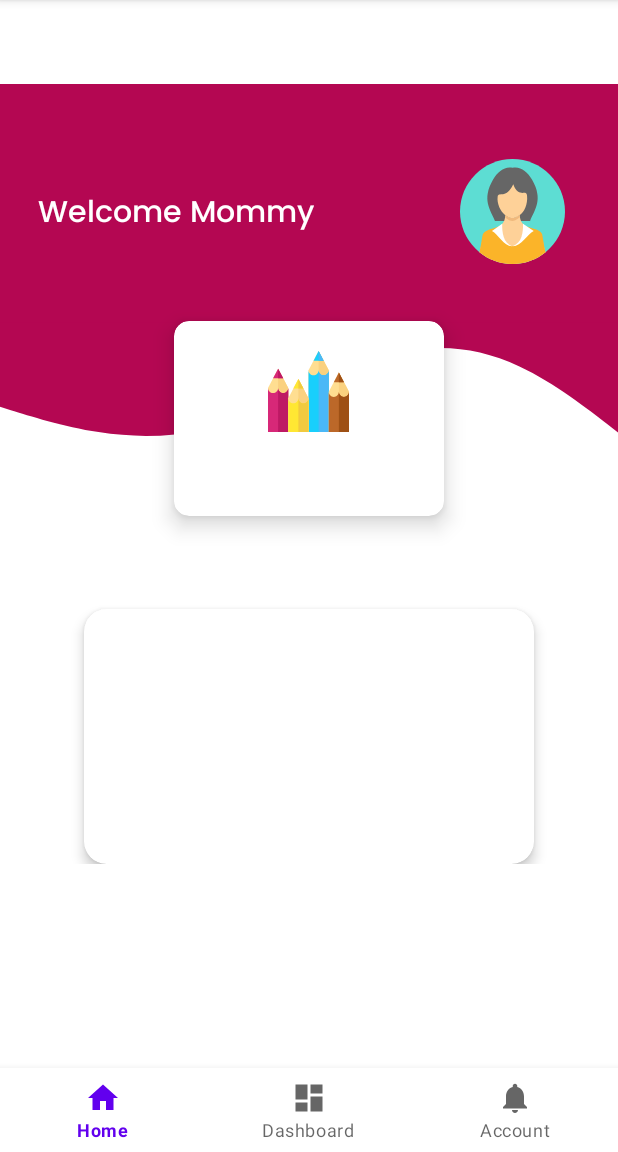
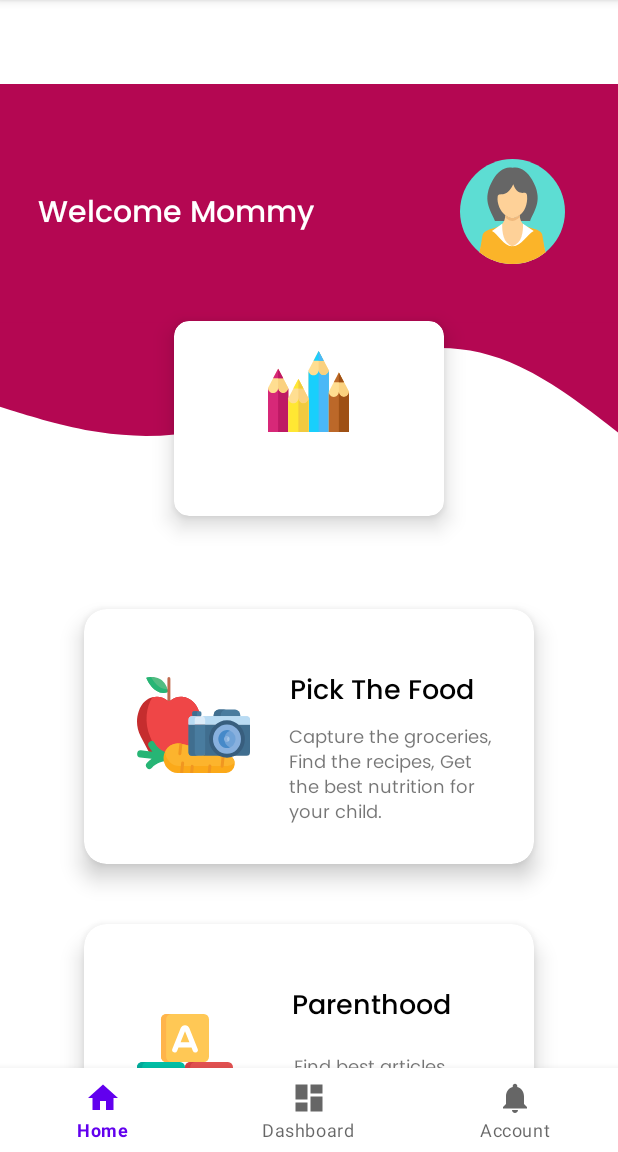
Before and after one commit to mellagu/Hacigo, an Android app: the screen it shows after launch (MainActivity), on a phone screen of 412 x 824 dp, the part 84-1236 px from its top. Run offline under Robolectric (Android 15) with nearby library versions, the phone set to English and light mode, and no system bars; our stand-ins replace navigation-ui; 4 statements that could not run were skipped.

Commit message:
Progress UI

```diff
--- a/app/src/main/AndroidManifest.xml
+++ b/app/src/main/AndroidManifest.xml
@@ -9,6 +9,9 @@
         android:roundIcon="@mipmap/ic_launcher_round"
         android:supportsRtl="true"
         android:theme="@style/Theme.Hacigo_MobileApp">
+        <activity android:name=".ui._parenthood.ParenthoodActivity"></activity>
+        <activity android:name=".ui._kiddojournal.KiddoJournalActivity" />
+        <activity android:name=".ui._fooddetect.FoodDetectActivity" />
         <activity
             android:name=".MainActivity"
             android:label="@string/app_name">
--- /dev/null
+++ b/app/src/main/java/com/mellagusty/hacigo_mobileapp/ui/_fooddetect/FoodDetectActivity.kt
@@ -0,0 +1,12 @@
+package com.mellagusty.hacigo_mobileapp.ui._fooddetect
+
+import androidx.appcompat.app.AppCompatActivity
+import android.os.Bundle
+import com.mellagusty.hacigo_mobileapp.R
+
+class FoodDetectActivity : AppCompatActivity() {
+    override fun onCreate(savedInstanceState: Bundle?) {
+        super.onCreate(savedInstanceState)
+        setContentView(R.layout.activity_food_detect)
+    }
+}
--- /dev/null
+++ b/app/src/main/java/com/mellagusty/hacigo_mobileapp/ui/_kiddojournal/KiddoJournalActivity.kt
@@ -0,0 +1,12 @@
+package com.mellagusty.hacigo_mobileapp.ui._kiddojournal
+
+import androidx.appcompat.app.AppCompatActivity
+import android.os.Bundle
+import com.mellagusty.hacigo_mobileapp.R
+
+class KiddoJournalActivity : AppCompatActivity() {
+    override fun onCreate(savedInstanceState: Bundle?) {
+        super.onCreate(savedInstanceState)
+        setContentView(R.layout.activity_kiddo_journal)
+    }
+}
--- /dev/null
+++ b/app/src/main/java/com/mellagusty/hacigo_mobileapp/ui/_parenthood/ParenthoodActivity.kt
@@ -0,0 +1,12 @@
+package com.mellagusty.hacigo_mobileapp.ui._parenthood
+
+import androidx.appcompat.app.AppCompatActivity
+import android.os.Bundle
+import com.mellagusty.hacigo_mobileapp.R
+
+class ParenthoodActivity : AppCompatActivity() {
+    override fun onCreate(savedInstanceState: Bundle?) {
+        super.onCreate(savedInstanceState)
+        setContentView(R.layout.activity_parenthood)
+    }
+}
--- /dev/null
+++ b/app/src/main/res/drawable/ic_blocks.xml
@@ -0,0 +1,12 @@
+<vector android:height="64dp" android:viewportHeight="448"
+    android:viewportWidth="448" android:width="64dp" xmlns:android="http://schemas.android.com/apk/res/android">
+    <path android:fillColor="#ffc855" android:pathData="M312,224H136a24,24 0,0 1,-24 -24V24A24,24 0,0 1,136 0H312a24,24 0,0 1,24 24V200A24,24 0,0 1,312 224Z"/>
+    <path android:fillColor="#00bea5" android:pathData="M200,448H24A24,24 0,0 1,0 424V248a24,24 0,0 1,24 -24H200a24,24 0,0 1,24 24V424A24,24 0,0 1,200 448Z"/>
+    <path android:fillColor="#e15050" android:pathData="M424,448H248a24,24 0,0 1,-24 -24V248a24,24 0,0 1,24 -24H424a24,24 0,0 1,24 24V424A24,24 0,0 1,424 448Z"/>
+    <path android:fillColor="#fff" android:pathData="M283.14,163.55 L243.91,65.48a21.44,21.44 0,0 0,-39.82 0l-39.23,98.07a12,12 0,0 0,22.28 8.9L193.72,156h60.56l6.58,16.45A12,12 0,0 0,272 180a11.85,11.85 0,0 0,4.45 -0.86A12,12 0,0 0,283.14 163.55ZM203.32,132 L224,80.31 244.68,132Z"/>
+    <path android:fillColor="#fff" android:pathData="M150.76,322.42A35.62,35.62 0,0 0,156 304a36,36 0,0 0,-36 -36L80,268a12,12 0,0 0,-12 12L68,392a12,12 0,0 0,12 12h48a44,44 0,0 0,22.76 -81.58ZM92,292h28a12,12 0,0 1,0 24L92,316ZM128,380L92,380L92,340h36a20,20 0,0 1,0 40Z"/>
+    <path android:fillColor="#fff" android:pathData="M344,404a71.63,71.63 0,0 1,-13.76 -1.36,68 68,0 1,1 48.12,-125.33A19.83,19.83 0,0 1,388 294.43V304a12,12 0,0 1,-24 0v-7.2a44,44 0,1 0,5.13 75.32,12 12,0 0,1 13.74,19.69A67.6,67.6 0,0 1,344 404Z"/>
+    <path android:fillColor="#d24146" android:pathData="M248,424V248a24,24 0,0 1,24 -24H248a24,24 0,0 0,-24 24V424a24,24 0,0 0,24 24h24A24,24 0,0 1,248 424Z"/>
+    <path android:fillColor="#00aa9a" android:pathData="M24,424V248a24,24 0,0 1,24 -24H24A24,24 0,0 0,0 248V424a24,24 0,0 0,24 24H48A24,24 0,0 1,24 424Z"/>
+    <path android:fillColor="#ffb44b" android:pathData="M136,200V24A24,24 0,0 1,160 0H136a24,24 0,0 0,-24 24V200a24,24 0,0 0,24 24h24A24,24 0,0 1,136 200Z"/>
+</vector>
--- a/app/src/main/res/drawable/ic_detect_food.xml
+++ b/app/src/main/res/drawable/ic_detect_food.xml
@@ -1,6 +1,6 @@
 <vector xmlns:android="http://schemas.android.com/apk/res/android"
-    android:width="663.5dp"
-    android:height="538.95dp"
+    android:width="75dp"
+    android:height="64dp"
     android:viewportWidth="663.5"
     android:viewportHeight="538.95">
   <path
--- /dev/null
+++ b/app/src/main/res/layout/activity_food_detect.xml
@@ -0,0 +1,9 @@
+<?xml version="1.0" encoding="utf-8"?>
+<androidx.constraintlayout.widget.ConstraintLayout xmlns:android="http://schemas.android.com/apk/res/android"
+    xmlns:app="http://schemas.android.com/apk/res-auto"
+    xmlns:tools="http://schemas.android.com/tools"
+    android:layout_width="match_parent"
+    android:layout_height="match_parent"
+    tools:context=".ui._fooddetect.FoodDetectActivity">
+
+</androidx.constraintlayout.widget.ConstraintLayout>
--- /dev/null
+++ b/app/src/main/res/layout/activity_kiddo_journal.xml
@@ -0,0 +1,9 @@
+<?xml version="1.0" encoding="utf-8"?>
+<androidx.constraintlayout.widget.ConstraintLayout xmlns:android="http://schemas.android.com/apk/res/android"
+    xmlns:app="http://schemas.android.com/apk/res-auto"
+    xmlns:tools="http://schemas.android.com/tools"
+    android:layout_width="match_parent"
+    android:layout_height="match_parent"
+    tools:context=".ui._kiddojournal.KiddoJournalActivity">
+
+</androidx.constraintlayout.widget.ConstraintLayout>
--- /dev/null
+++ b/app/src/main/res/layout/activity_parenthood.xml
@@ -0,0 +1,9 @@
+<?xml version="1.0" encoding="utf-8"?>
+<androidx.constraintlayout.widget.ConstraintLayout xmlns:android="http://schemas.android.com/apk/res/android"
+    xmlns:app="http://schemas.android.com/apk/res-auto"
+    xmlns:tools="http://schemas.android.com/tools"
+    android:layout_width="match_parent"
+    android:layout_height="match_parent"
+    tools:context=".ui._parenthood.ParenthoodActivity">
+
+</androidx.constraintlayout.widget.ConstraintLayout>
--- a/app/src/main/res/layout/fragment_home.xml
+++ b/app/src/main/res/layout/fragment_home.xml
@@ -1,6 +1,5 @@
 <?xml version="1.0" encoding="utf-8"?>
-<ScrollView
-    xmlns:android="http://schemas.android.com/apk/res/android"
+<ScrollView xmlns:android="http://schemas.android.com/apk/res/android"
     xmlns:app="http://schemas.android.com/apk/res-auto"
     xmlns:tools="http://schemas.android.com/tools"
     android:layout_width="match_parent"
@@ -15,57 +14,58 @@
             android:id="@+id/relativeLayout"
             android:layout_width="match_parent"
             android:layout_height="350dp"
-        app:layout_constraintTop_toTopOf="parent"
             app:layout_constraintEnd_toEndOf="parent"
-        app:layout_constraintStart_toStartOf="parent">
+            app:layout_constraintStart_toStartOf="parent"
+            app:layout_constraintTop_toTopOf="parent">
 
             <ImageView
                 android:id="@+id/pink_board"
                 android:layout_width="match_parent"
                 android:layout_height="250dp"
                 android:scaleType="centerCrop"
-            android:src="@drawable/ic_pink_board_wave"/>
+                android:src="@drawable/ic_pink_board_wave" />
 
             <TextView
                 android:id="@+id/tv_welcome"
                 android:layout_width="wrap_content"
                 android:layout_height="wrap_content"
                 android:layout_alignParentTop="true"
+                android:layout_marginStart="25dp"
                 android:layout_marginTop="70dp"
-            android:layout_marginStart="25dp"
                 android:fontFamily="@font/poppins_medium"
                 android:text="@string/Welcome"
                 android:textColor="@color/white"
                 android:textSize="20sp" />
+
             <TextView
                 android:id="@+id/tv_name"
                 android:layout_width="wrap_content"
                 android:layout_height="wrap_content"
+                android:layout_below="@id/tv_welcome"
                 android:layout_marginStart="25dp"
-            android:layout_below="@id/tv_welcome"
                 android:fontFamily="@font/poppins_medium"
                 android:textColor="@color/white"
                 android:textSize="20sp"
-            tools:text="Annisa"/>
+                tools:text="Annisa" />
 
             <ImageView
                 android:id="@+id/iv_mom"
                 android:layout_width="70dp"
                 android:layout_height="70dp"
+                android:layout_alignParentEnd="true"
                 android:layout_marginTop="50dp"
-            android:src="@drawable/ic_mom"
-            android:layout_alignParentEnd="true"
-            android:layout_marginEnd="35dp"/>
+                android:layout_marginEnd="35dp"
+                android:src="@drawable/ic_mom" />
 
             <androidx.cardview.widget.CardView
                 android:id="@+id/card_journal"
                 android:layout_width="180dp"
                 android:layout_height="130dp"
                 android:layout_below="@id/tv_name"
+                android:layout_centerHorizontal="true"
                 android:layout_marginTop="20dp"
-            android:layout_centerHorizontal="true"
-            app:cardElevation="9dp"
-            app:cardCornerRadius="10dp"/>
+                app:cardCornerRadius="10dp"
+                app:cardElevation="9dp" />
 
             <ImageView
                 android:id="@+id/iv_journal"
@@ -73,22 +73,23 @@
                 android:layout_height="wrap_content"
                 android:layout_below="@id/tv_name"
                 android:layout_centerHorizontal="true"
+                android:layout_marginTop="40dp"
                 android:elevation="12dp"
-            android:layout_marginTop="40dp"
                 android:src="@drawable/ic_draw" />
 
             <TextView
                 android:id="@+id/tv_journal"
                 android:layout_width="wrap_content"
                 android:layout_height="wrap_content"
-            android:layout_marginTop="7dp"
-            android:textAlignment="center"
-            android:fontFamily="@font/poppins_medium"
-            android:textSize="12sp"
                 android:layout_below="@id/iv_journal"
                 android:layout_centerHorizontal="true"
+                android:layout_marginTop="7dp"
                 android:elevation="12dp"
-            tools:text="Write Daily Month of\nKiddo Journal"/>
+                android:textColor="@color/black"
+                android:fontFamily="@font/poppins_medium"
+                android:textAlignment="center"
+                android:textSize="12sp"
+                tools:text="Write Daily Month of\nKiddo Journal" />
 
         </RelativeLayout>
 
@@ -96,11 +97,125 @@
             android:id="@+id/cv_pick_food"
             android:layout_width="300dp"
             android:layout_height="170dp"
-        app:cardElevation="5dp"
             app:cardCornerRadius="15dp"
-        app:layout_constraintTop_toBottomOf="@id/relativeLayout"
+            app:cardElevation="9dp"
             app:layout_constraintEnd_toEndOf="parent"
-        app:layout_constraintStart_toStartOf="parent"/>
+            app:layout_constraintStart_toStartOf="parent"
+            app:layout_constraintTop_toBottomOf="@id/relativeLayout">
+
+            <RelativeLayout
+                android:layout_width="wrap_content"
+                android:layout_height="wrap_content">
+
+                <ImageView
+                    android:id="@+id/iv_detect_food"
+                    android:layout_width="wrap_content"
+                    android:layout_height="wrap_content"
+                    android:layout_marginStart="35dp"
+                    android:layout_marginTop="45dp"
+                    android:src="@drawable/ic_detect_food" />
+
+                <TextView
+                    android:id="@+id/tv_title_detect"
+                    android:layout_width="wrap_content"
+                    android:layout_height="wrap_content"
+                    android:fontFamily="@font/poppins_medium"
+                    android:textColor="@color/black"
+                    android:textSize="18sp"
+                    android:layout_alignParentEnd="true"
+                    android:layout_marginEnd="40dp"
+                    android:layout_marginTop="40dp"
+                    android:text="@string/pick_the_food"/>
+
+                <TextView
+                    android:id="@+id/tv_desc_detect"
+                    android:layout_width="140dp"
+                    android:layout_height="wrap_content"
+                    android:layout_below="@+id/tv_title_detect"
+                    android:layout_marginTop="5dp"
+                    android:layout_marginEnd="23dp"
+                    android:layout_alignParentEnd="true"
+                    android:textSize="12sp"
+                    android:fontFamily="@font/poppins_reguler"
+                    android:text="@string/desc_detect"/>
+            </RelativeLayout>
+        </androidx.cardview.widget.CardView>
+
+        <androidx.cardview.widget.CardView
+            android:id="@+id/cv_parenthood"
+            android:layout_width="300dp"
+            android:layout_height="170dp"
+            android:layout_marginTop="40dp"
+            app:cardCornerRadius="15dp"
+            app:cardElevation="9dp"
+            app:layout_constraintEnd_toEndOf="parent"
+            app:layout_constraintStart_toStartOf="parent"
+            app:layout_constraintTop_toBottomOf="@id/cv_pick_food">
+
+            <RelativeLayout
+                android:layout_width="wrap_content"
+                android:layout_height="wrap_content">
+
+                <ImageView
+                    android:id="@+id/iv_parenthood"
+                    android:layout_width="wrap_content"
+                    android:layout_height="wrap_content"
+                    android:layout_marginStart="35dp"
+                    android:layout_marginTop="60dp"
+                    android:src="@drawable/ic_blocks" />
+
+                <TextView
+                    android:id="@+id/tv_title_parenthood"
+                    android:layout_width="wrap_content"
+                    android:layout_height="wrap_content"
+                    android:fontFamily="@font/poppins_medium"
+                    android:textColor="@color/black"
+                    android:textSize="18sp"
+                    android:layout_alignParentEnd="true"
+                    android:layout_marginEnd="55dp"
+                    android:layout_marginTop="40dp"
+                    android:text="@string/parenthood"/>
+
+                <TextView
+                    android:id="@+id/tv_desc_parenthood"
+                    android:layout_width="140dp"
+                    android:layout_height="wrap_content"
+                    android:layout_below="@+id/tv_title_parenthood"
+                    android:layout_marginTop="15dp"
+                    android:layout_marginEnd="20dp"
+                    android:layout_alignParentEnd="true"
+                    android:textSize="12sp"
+                    android:fontFamily="@font/poppins_reguler"
+                    android:text="@string/desc_parenthood"/>
+
+            </RelativeLayout>
+        </androidx.cardview.widget.CardView>
+
+        <TextView
+            android:id="@+id/tv_title_grow"
+            android:layout_width="wrap_content"
+            android:layout_height="wrap_content"
+            android:fontFamily="@font/poppins_medium"
+            android:textColor="@color/black"
+            android:text="@string/kiddo_grow_chart"
+            android:layout_marginTop="40dp"
+            android:layout_marginStart="50dp"
+            app:layout_constraintStart_toStartOf="parent"
+            app:layout_constraintTop_toBottomOf="@id/cv_parenthood"/>
+
+        <androidx.cardview.widget.CardView
+            android:id="@+id/cv_grow"
+            android:layout_width="300dp"
+            android:layout_height="190dp"
+            android:layout_marginTop="40dp"
+            app:cardCornerRadius="5dp"
+            app:cardElevation="2dp"
+            app:layout_constraintEnd_toEndOf="parent"
+            app:layout_constraintStart_toStartOf="parent"
+            app:layout_constraintTop_toBottomOf="@id/tv_title_grow"/>
+
+
+
 
 
     </androidx.constraintlayout.widget.ConstraintLayout>
--- a/app/src/main/res/values/strings.xml
+++ b/app/src/main/res/values/strings.xml
@@ -5,4 +5,14 @@
     <string name="title_notifications">Notifications</string>
     <string name="title_account">Account</string>
     <string name="Welcome">Welcome Mommy</string>
+    <string name="pick_the_food">Pick The Food</string>
+    <string name="desc_detect">Capture the groceries,
+Find the recipes,
+Get the best nutrition
+for your child.</string>
+    <string name="parenthood">Parenthood</string>
+    <string name="desc_parenthood">Find best articles,
+about parenting,
+write by the experts.</string>
+    <string name="kiddo_grow_chart">Kiddo Grow Chart</string>
 </resources>
```
Lines whose indentation alone changed are shown as unchanged.
